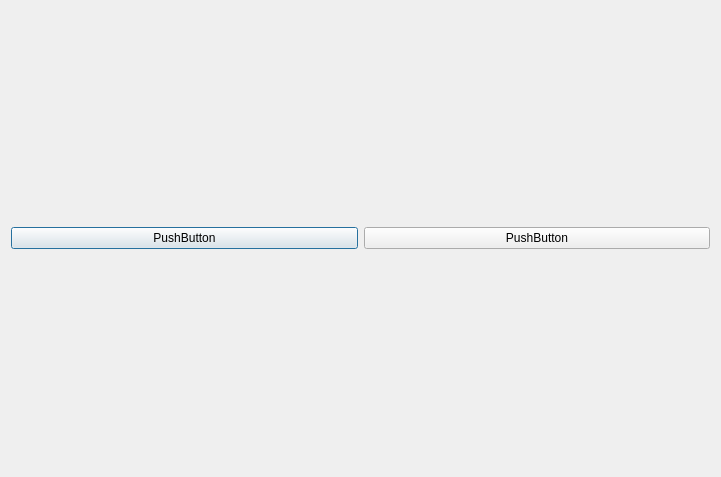
Before: the Qt Designer form woterm/qwosessionproperty.ui in hongnod/woterm, drawn with Qt 5.
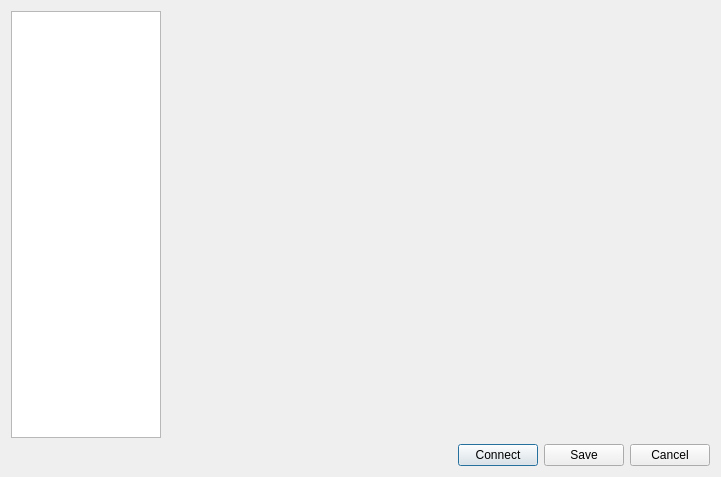
After: the same form once the commit is applied.

Diff of the .ui file:
```diff
--- a/woterm/qwosessionproperty.ui
+++ b/woterm/qwosessionproperty.ui
@@ -21,6 +21,40 @@
        <property name="sizeConstraint">
         <enum>QLayout::SetMaximumSize</enum>
        </property>
+       <item>
+        <widget class="QTreeView" name="tree">
+         <property name="sizePolicy">
+          <sizepolicy hsizetype="Minimum" vsizetype="Expanding">
+           <horstretch>0</horstretch>
+           <verstretch>0</verstretch>
+          </sizepolicy>
+         </property>
+         <property name="minimumSize">
+          <size>
+           <width>150</width>
+           <height>0</height>
+          </size>
+         </property>
+         <property name="maximumSize">
+          <size>
+           <width>150</width>
+           <height>16777215</height>
+          </size>
+         </property>
+        </widget>
+       </item>
+       <item>
+        <widget class="QStackedWidget" name="stacked">
+         <widget class="QWidget" name="basicConnect"/>
+         <widget class="QWidget" name="identifyVerify"/>
+         <widget class="QWidget" name="keepAlive"/>
+         <widget class="QWidget" name="Endpoint"/>
+         <widget class="QWidget" name="Keyboard"/>
+         <widget class="QWidget" name="VtMode"/>
+         <widget class="QWidget" name="Appearance"/>
+         <widget class="QWidget" name="FileTransfer"/>
+        </widget>
+       </item>
       </layout>
      </item>
      <item>
@@ -29,16 +63,36 @@
         <enum>QLayout::SetMaximumSize</enum>
        </property>
        <item>
-        <widget class="QPushButton" name="pushButton_2">
+        <spacer name="horizontalSpacer">
+         <property name="orientation">
+          <enum>Qt::Horizontal</enum>
+         </property>
+         <property name="sizeHint" stdset="0">
+          <size>
+           <width>40</width>
+           <height>20</height>
+          </size>
+         </property>
+        </spacer>
+       </item>
+       <item>
+        <widget class="QPushButton" name="connect">
          <property name="text">
-          <string>PushButton</string>
+          <string>Connect</string>
          </property>
         </widget>
        </item>
        <item>
         <widget class="QPushButton" name="pushButton">
          <property name="text">
-          <string>PushButton</string>
+          <string>Save</string>
+         </property>
+        </widget>
+       </item>
+       <item>
+        <widget class="QPushButton" name="cancel">
+         <property name="text">
+          <string>Cancel</string>
          </property>
         </widget>
        </item>
```
Left out of the diff: 2 changed lines with no effect on the pictures.
